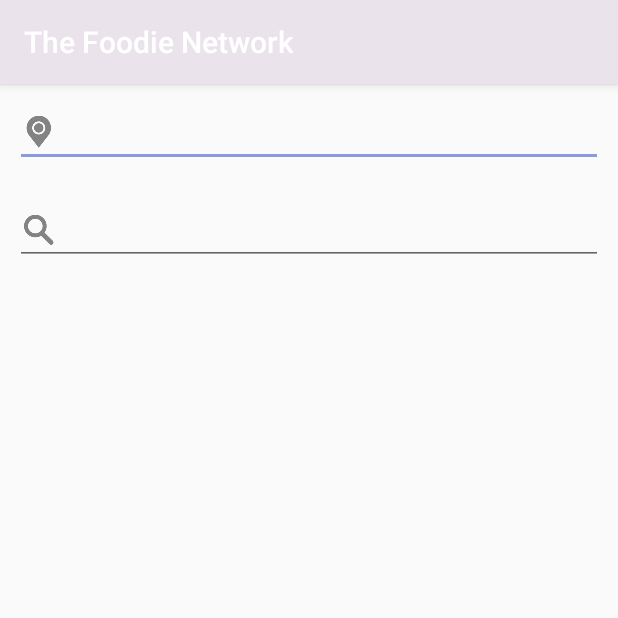
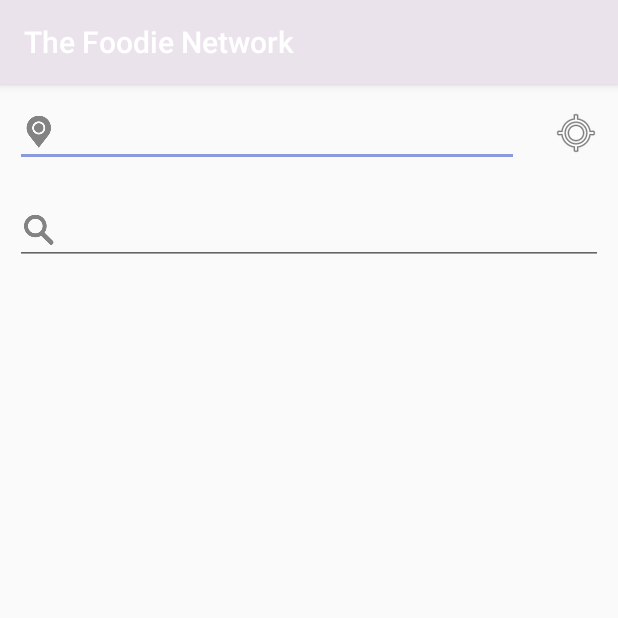
Before and after one commit to 2v0v0v0/TheFoodieNetwork, an Android app: the SearchActivity screen opened directly, with no data from a screen before it, on a phone screen of 412 x 824 dp, the top half of it. Run offline under Robolectric (Android 15) with nearby library versions, the phone set to English and light mode, and no system bars; libraries missing offline, so code that uses them is left out: org.parceler.

Commit message:
add find my location button

```diff
--- a/TheFoodieNetwork/app/src/main/res/layout/activity_search.xml
+++ b/TheFoodieNetwork/app/src/main/res/layout/activity_search.xml
@@ -9,16 +9,29 @@
         android:layout_width="match_parent"
         android:layout_height="match_parent"
         android:orientation="vertical">
-
+        <LinearLayout
+            android:layout_width="match_parent"
+            android:layout_height="wrap_content"
+            android:orientation="horizontal">
             <EditText
                 android:id="@+id/locationSearch"
-            android:layout_width="match_parent"
+                android:layout_width="wrap_content"
                 android:layout_height="wrap_content"
+                android:layout_weight="1"
                 android:layout_margin="10dp"
                 android:drawableLeft="@drawable/ic_action_map_pin"
                 android:imeOptions="actionSearch"
                 android:inputType="text"
                 android:visibility="visible" />
+
+            <ImageButton
+                android:id="@+id/getMyLocationButton"
+                android:layout_width="wrap_content"
+                android:layout_height="wrap_content"
+                android:layout_gravity="center_vertical"
+                android:backgroundTint="@android:color/transparent"
+                android:src="@android:drawable/ic_menu_mylocation" />
+        </LinearLayout>
 
         <TextView
             android:id="@+id/locationResultTextView"
```
Lines whose indentation alone changed are shown as unchanged.
